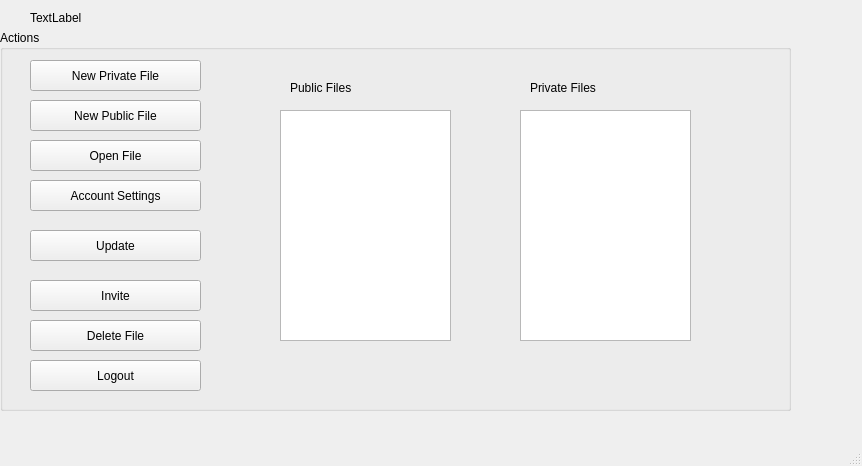
Qt form concurrentTextEditor/loggedinmainwindow.ui (scottiexdev/concurrentTextEditor) before a commit.
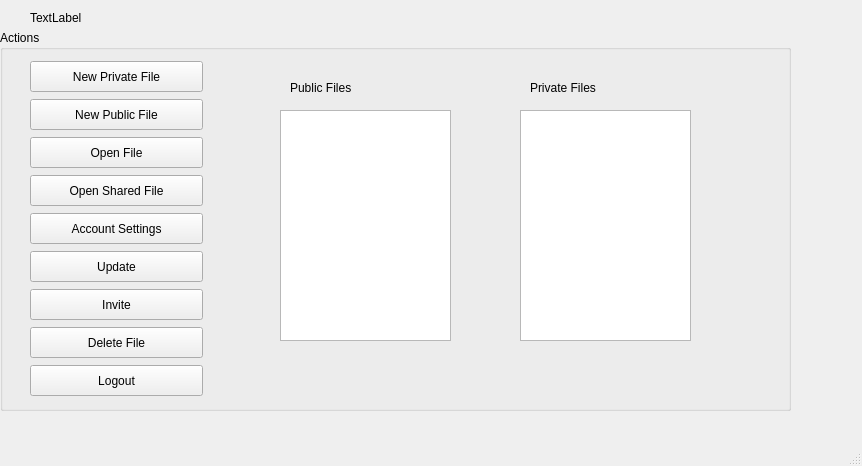
The same form after that commit.

Commit message: first steps in open shared files, but it's broken

```diff
--- a/concurrentTextEditor/loggedinmainwindow.ui
+++ b/concurrentTextEditor/loggedinmainwindow.ui
@@ -29,120 +29,6 @@
        <property name="title">
         <string>Actions</string>
        </property>
-       <widget class="QPushButton" name="pushButtonNewFile_2">
-        <property name="geometry">
-         <rect>
-          <x>30</x>
-          <y>70</y>
-          <width>171</width>
-          <height>31</height>
-         </rect>
-        </property>
-        <property name="minimumSize">
-         <size>
-          <width>171</width>
-          <height>31</height>
-         </size>
-        </property>
-        <property name="text">
-         <string>New Public File</string>
-        </property>
-       </widget>
-       <widget class="QPushButton" name="pushButtonOpenFile_2">
-        <property name="geometry">
-         <rect>
-          <x>30</x>
-          <y>110</y>
-          <width>171</width>
-          <height>31</height>
-         </rect>
-        </property>
-        <property name="minimumSize">
-         <size>
-          <width>171</width>
-          <height>31</height>
-         </size>
-        </property>
-        <property name="text">
-         <string>Open File</string>
-        </property>
-       </widget>
-       <widget class="QPushButton" name="pushButtonSettings_2">
-        <property name="geometry">
-         <rect>
-          <x>30</x>
-          <y>150</y>
-          <width>171</width>
-          <height>31</height>
-         </rect>
-        </property>
-        <property name="minimumSize">
-         <size>
-          <width>171</width>
-          <height>31</height>
-         </size>
-        </property>
-        <property name="text">
-         <string>Account Settings</string>
-        </property>
-       </widget>
-       <widget class="QPushButton" name="pushButtonUpdate_2">
-        <property name="geometry">
-         <rect>
-          <x>30</x>
-          <y>200</y>
-          <width>171</width>
-          <height>31</height>
-         </rect>
-        </property>
-        <property name="minimumSize">
-         <size>
-          <width>171</width>
-          <height>31</height>
-         </size>
-        </property>
-        <property name="text">
-         <string>Update</string>
-        </property>
-       </widget>
-       <widget class="QPushButton" name="pushButtonInvite_2">
-        <property name="geometry">
-         <rect>
-          <x>30</x>
-          <y>250</y>
-          <width>171</width>
-          <height>31</height>
-         </rect>
-        </property>
-        <property name="minimumSize">
-         <size>
-          <width>171</width>
-          <height>31</height>
-         </size>
-        </property>
-        <property name="text">
-         <string>Invite</string>
-        </property>
-       </widget>
-       <widget class="QPushButton" name="pushButtonLogout_2">
-        <property name="geometry">
-         <rect>
-          <x>30</x>
-          <y>330</y>
-          <width>171</width>
-          <height>31</height>
-         </rect>
-        </property>
-        <property name="minimumSize">
-         <size>
-          <width>171</width>
-          <height>31</height>
-         </size>
-        </property>
-        <property name="text">
-         <string>Logout</string>
-        </property>
-       </widget>
        <widget class="QTableWidget" name="PublicFileListTable">
         <property name="geometry">
          <rect>
@@ -195,46 +81,137 @@
          <string>Private Files</string>
         </property>
        </widget>
-       <widget class="QPushButton" name="pushButtonNewFile_3">
+       <widget class="QWidget" name="">
         <property name="geometry">
          <rect>
           <x>30</x>
           <y>30</y>
-          <width>171</width>
-          <height>31</height>
+          <width>173</width>
+          <height>337</height>
          </rect>
         </property>
-        <property name="minimumSize">
-         <size>
-          <width>171</width>
-          <height>31</height>
-         </size>
-        </property>
-        <property name="text">
-         <string>New Private File</string>
-        </property>
-       </widget>
-       <widget class="QPushButton" name="pushButtonDeleteFile_3">
-        <property name="enabled">
-         <bool>true</bool>
-        </property>
-        <property name="geometry">
-         <rect>
-          <x>30</x>
-          <y>290</y>
-          <width>171</width>
-          <height>31</height>
-         </rect>
-        </property>
-        <property name="minimumSize">
-         <size>
-          <width>171</width>
-          <height>31</height>
-         </size>
-        </property>
-        <property name="text">
-         <string>Delete File</string>
-        </property>
+        <layout class="QVBoxLayout" name="verticalLayout">
+         <item>
+          <widget class="QPushButton" name="pushButtonNewFile_3">
+           <property name="minimumSize">
+            <size>
+             <width>171</width>
+             <height>31</height>
+            </size>
+           </property>
+           <property name="text">
+            <string>New Private File</string>
+           </property>
+          </widget>
+         </item>
+         <item>
+          <widget class="QPushButton" name="pushButtonNewFile_2">
+           <property name="minimumSize">
+            <size>
+             <width>171</width>
+             <height>31</height>
+            </size>
+           </property>
+           <property name="text">
+            <string>New Public File</string>
+           </property>
+          </widget>
+         </item>
+         <item>
+          <widget class="QPushButton" name="pushButtonOpenFile_2">
+           <property name="minimumSize">
+            <size>
+             <width>171</width>
+             <height>31</height>
+            </size>
+           </property>
+           <property name="text">
+            <string>Open File</string>
+           </property>
+          </widget>
+         </item>
+         <item>
+          <widget class="QPushButton" name="pushButtonOpenSharedFile_3">
+           <property name="minimumSize">
+            <size>
+             <width>171</width>
+             <height>31</height>
+            </size>
+           </property>
+           <property name="text">
+            <string>Open Shared File</string>
+           </property>
+          </widget>
+         </item>
+         <item>
+          <widget class="QPushButton" name="pushButtonSettings_2">
+           <property name="minimumSize">
+            <size>
+             <width>171</width>
+             <height>31</height>
+            </size>
+           </property>
+           <property name="text">
+            <string>Account Settings</string>
+           </property>
+          </widget>
+         </item>
+         <item>
+          <widget class="QPushButton" name="pushButtonUpdate_2">
+           <property name="minimumSize">
+            <size>
+             <width>171</width>
+             <height>31</height>
+            </size>
+           </property>
+           <property name="text">
+            <string>Update</string>
+           </property>
+          </widget>
+         </item>
+         <item>
+          <widget class="QPushButton" name="pushButtonInvite_2">
+           <property name="minimumSize">
+            <size>
+             <width>171</width>
+             <height>31</height>
+            </size>
+           </property>
+           <property name="text">
+            <string>Invite</string>
+           </property>
+          </widget>
+         </item>
+         <item>
+          <widget class="QPushButton" name="pushButtonDeleteFile_3">
+           <property name="enabled">
+            <bool>true</bool>
+           </property>
+           <property name="minimumSize">
+            <size>
+             <width>171</width>
+             <height>31</height>
+            </size>
+           </property>
+           <property name="text">
+            <string>Delete File</string>
+           </property>
+          </widget>
+         </item>
+         <item>
+          <widget class="QPushButton" name="pushButtonLogout_2">
+           <property name="minimumSize">
+            <size>
+             <width>171</width>
+             <height>31</height>
+            </size>
+           </property>
+           <property name="text">
+            <string>Logout</string>
+           </property>
+          </widget>
+         </item>
+        </layout>
        </widget>
       </widget>
      </item>
```
The commit also changes 5 other files.
